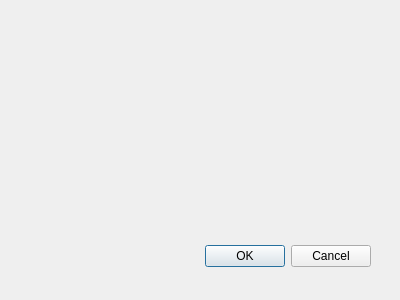
Above: wtyczkap2/wtyczkap2_dialog_base.ui from jakubCR7/wtyczka_repo before the change. Below: the same form after it.
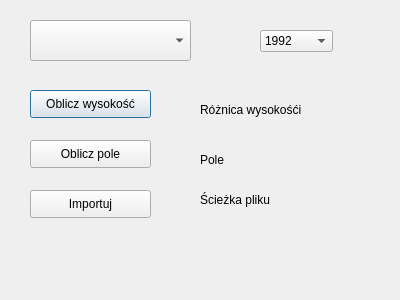
That is the form after the change.

Commit message: zrobiona w qtdesigner

What changed in the file:
```diff
--- a/wtyczkap2/wtyczkap2_dialog_base.ui
+++ b/wtyczkap2/wtyczkap2_dialog_base.ui
@@ -12,20 +12,112 @@
   <property name="windowTitle" >
    <string>wtyczkap2</string>
   </property>
-  <widget class="QDialogButtonBox" name="button_box" >
-   <property name="geometry" >
+  <widget class="QPushButton" name="obliczawysokosc">
+   <property name="geometry">
     <rect>
      <x>30</x>
-     <y>240</y>
-     <width>341</width>
-     <height>32</height>
+     <y>90</y>
+     <width>121</width>
+     <height>28</height>
     </rect>
    </property>
-   <property name="orientation" >
-    <enum>Qt::Horizontal</enum>
+   <property name="text">
+    <string>Oblicz wysokość</string>
    </property>
-   <property name="standardButtons" >
-    <set>QDialogButtonBox::Cancel|QDialogButtonBox::Ok</set>
+  </widget>
+  <widget class="QLabel" name="lblwysokosc">
+   <property name="geometry">
+    <rect>
+     <x>200</x>
+     <y>100</y>
+     <width>121</width>
+     <height>20</height>
+    </rect>
+   </property>
+   <property name="text">
+    <string>Różnica wysokośći</string>
+   </property>
+  </widget>
+  <widget class="QComboBox" name="combopunkty">
+   <property name="geometry">
+    <rect>
+     <x>30</x>
+     <y>20</y>
+     <width>161</width>
+     <height>41</height>
+    </rect>
+   </property>
+  </widget>
+  <widget class="QPushButton" name="obliczapole">
+   <property name="geometry">
+    <rect>
+     <x>30</x>
+     <y>140</y>
+     <width>121</width>
+     <height>28</height>
+    </rect>
+   </property>
+   <property name="text">
+    <string>Oblicz pole</string>
+   </property>
+  </widget>
+  <widget class="QLabel" name="lblpole">
+   <property name="geometry">
+    <rect>
+     <x>200</x>
+     <y>150</y>
+     <width>121</width>
+     <height>20</height>
+    </rect>
+   </property>
+   <property name="text">
+    <string>Pole</string>
+   </property>
+  </widget>
+  <widget class="QComboBox" name="combosystemkoord">
+   <property name="geometry">
+    <rect>
+     <x>260</x>
+     <y>30</y>
+     <width>73</width>
+     <height>22</height>
+    </rect>
+   </property>
+   <item>
+    <property name="text">
+     <string>1992</string>
+    </property>
+   </item>
+   <item>
+    <property name="text">
+     <string>2000 (+strefa)</string>
+    </property>
+   </item>
+  </widget>
+  <widget class="QPushButton" name="btnimport">
+   <property name="geometry">
+    <rect>
+     <x>30</x>
+     <y>190</y>
+     <width>121</width>
+     <height>28</height>
+    </rect>
+   </property>
+   <property name="text">
+    <string>Importuj</string>
+   </property>
+  </widget>
+  <widget class="QLabel" name="lblpole_2">
+   <property name="geometry">
+    <rect>
+     <x>200</x>
+     <y>190</y>
+     <width>121</width>
+     <height>20</height>
+    </rect>
+   </property>
+   <property name="text">
+    <string>Ścieżka pliku</string>
    </property>
   </widget>
  </widget>
```
Left out of the diff: 44 changed lines with no effect on the pictures. The commit also changes 1 other file.
